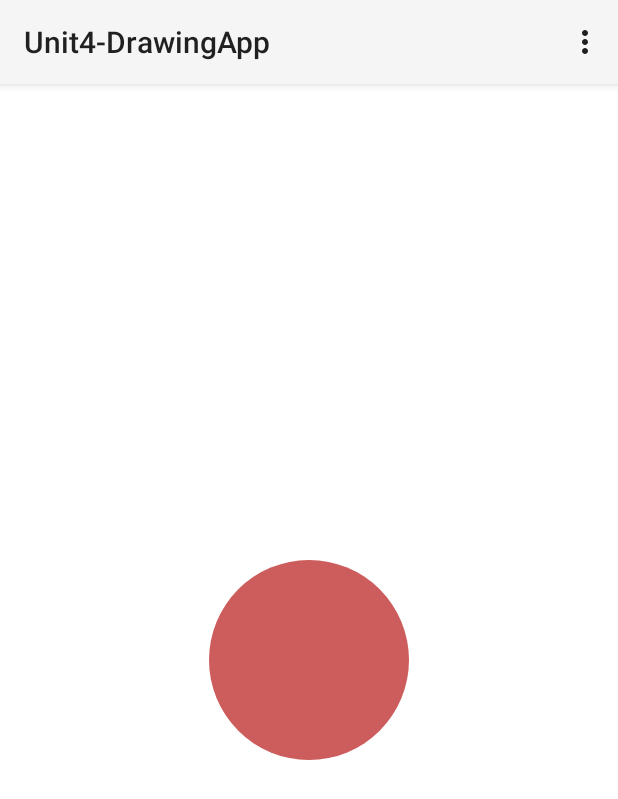
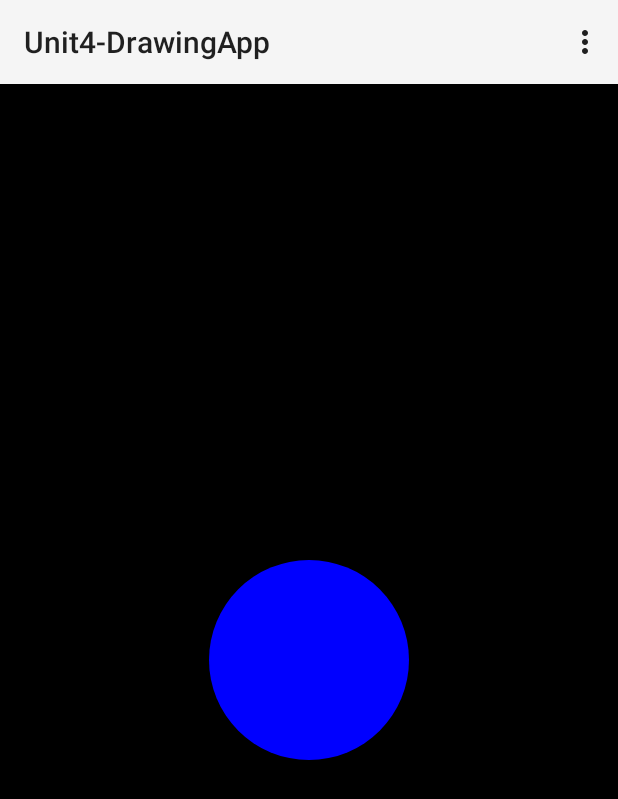
Before and after one commit to CheetahRobotics/Team10182, an Android app: the screen it shows after launch (MainActivity), on a phone screen of 412 x 824 dp. Shown: the top 799 px of the screen. Run offline under Robolectric (Android 15) with nearby library versions, the phone set to English and light mode, and no system bars.

Commit message:
cleanup drawing app

```diff
--- a/ProgrammingUnits/Unit4-DrawingApp/app/src/main/java/drwtcp/ftc/com/unit4_drawingapp/MainActivity.java
+++ b/ProgrammingUnits/Unit4-DrawingApp/app/src/main/java/drwtcp/ftc/com/unit4_drawingapp/MainActivity.java
@@ -26,19 +26,23 @@ public class MainActivity extends Activity {
 
         @Override
         protected void onDraw(Canvas canvas) {
-            // TODO Auto-generated method stub
+            // setup canvas:
             super.onDraw(canvas);
-            int x = getWidth();
-            int y = getHeight();
-            int radius;
-            radius = 100;
             Paint paint = new Paint();
             paint.setStyle(Paint.Style.FILL);
-            paint.setColor(Color.WHITE);
+            paint.setColor(Color.BLACK);
             canvas.drawPaint(paint);
-            // Use Color.parseColor to define HTML colors
-            paint.setColor(Color.parseColor("#CD5C5C"));
-            canvas.drawCircle(x / 2, y / 2, radius, paint);
+
+            // declare variables:
+            int radius, x, y;
+
+            // set variables and draw:
+            radius = 100;
+            x = getWidth()/2;
+            y = getHeight()/2;
+            paint.setColor(Color.BLUE);
+            canvas.drawCircle(x, y, radius, paint);
+
         }
     }
     @Override
```
